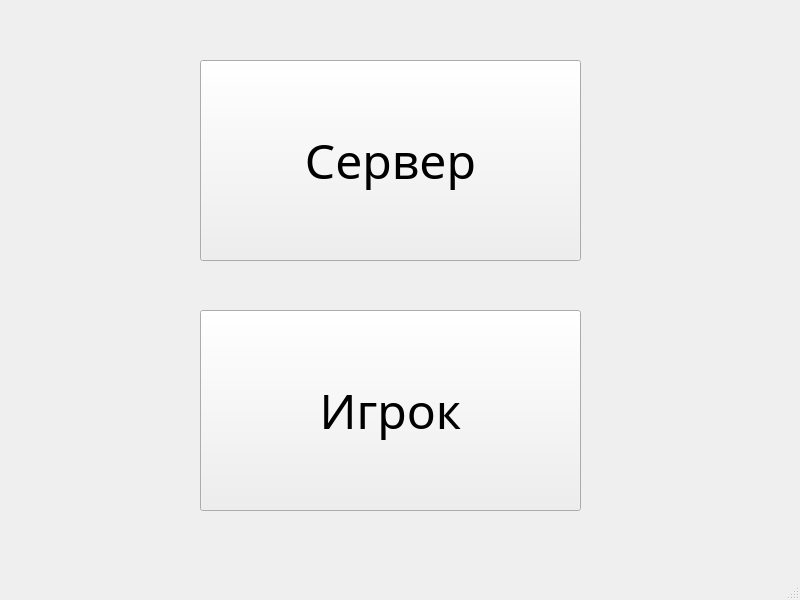
First picture: the form in mainwindow.ui, repository Razil131/crocodile_qt, before the edit.
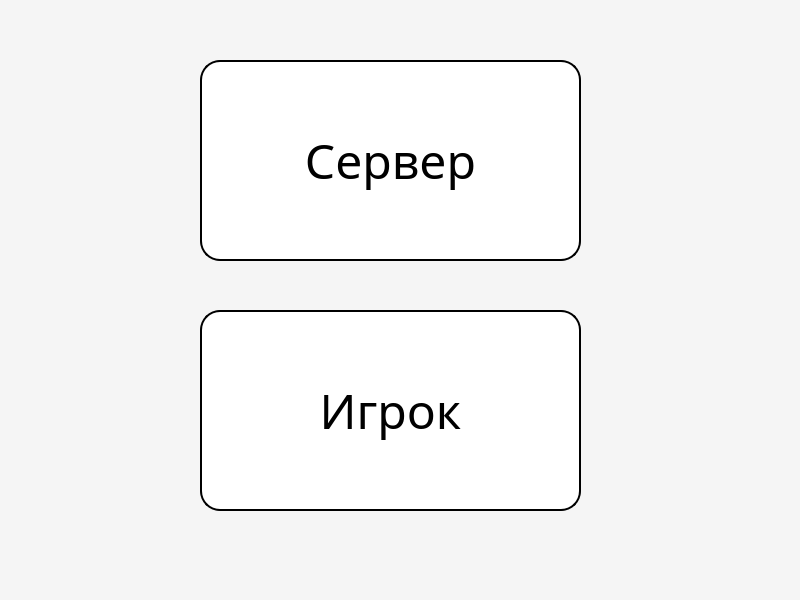
Second picture: the form after the edit.

The edit to the form file:
```diff
--- a/mainwindow.ui
+++ b/mainwindow.ui
@@ -10,10 +10,26 @@
     <height>600</height>
    </rect>
   </property>
+  <property name="minimumSize">
+   <size>
+    <width>800</width>
+    <height>600</height>
+   </size>
+  </property>
+  <property name="maximumSize">
+   <size>
+    <width>800</width>
+    <height>600</height>
+   </size>
+  </property>
   <property name="windowTitle">
    <string>MainWindow</string>
   </property>
   <widget class="QWidget" name="centralwidget">
+   <property name="styleSheet">
+    <string notr="true">background-color: #f5f5f5;
+color: black;</string>
+   </property>
    <widget class="QPushButton" name="createButton">
     <property name="geometry">
      <rect>
@@ -29,6 +45,12 @@
       <pointsize>36</pointsize>
      </font>
     </property>
+    <property name="styleSheet">
+     <string notr="true">background-color: white;
+color: black;
+border: 2px solid black;
+border-radius: 20px;</string>
+    </property>
     <property name="text">
      <string>Сервер</string>
     </property>
@@ -48,6 +70,12 @@
       <pointsize>36</pointsize>
      </font>
     </property>
+    <property name="styleSheet">
+     <string notr="true">background-color: white;
+color: black;
+border: 2px solid black;
+border-radius: 20px;</string>
+    </property>
     <property name="text">
      <string>Игрок</string>
     </property>
@@ -63,7 +91,6 @@
     </rect>
    </property>
   </widget>
-  <widget class="QStatusBar" name="statusbar"/>
  </widget>
  <resources/>
  <connections/>
```
